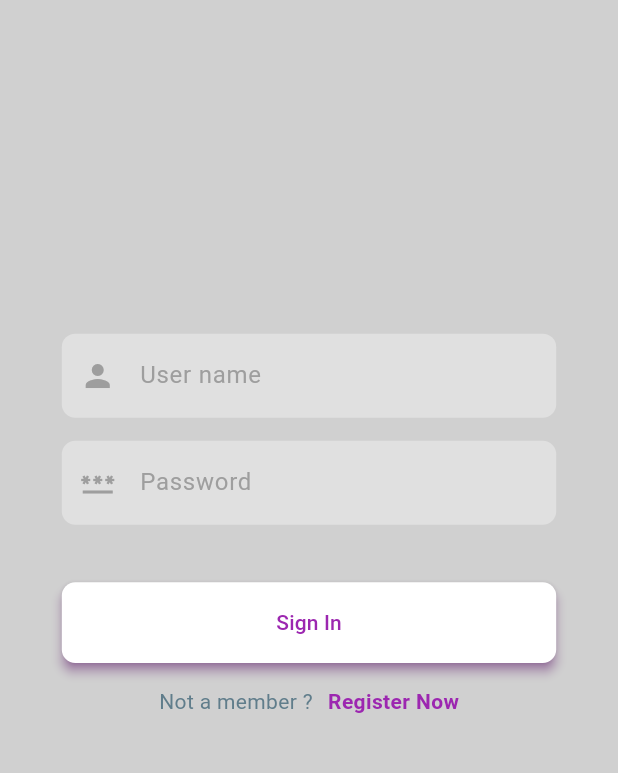
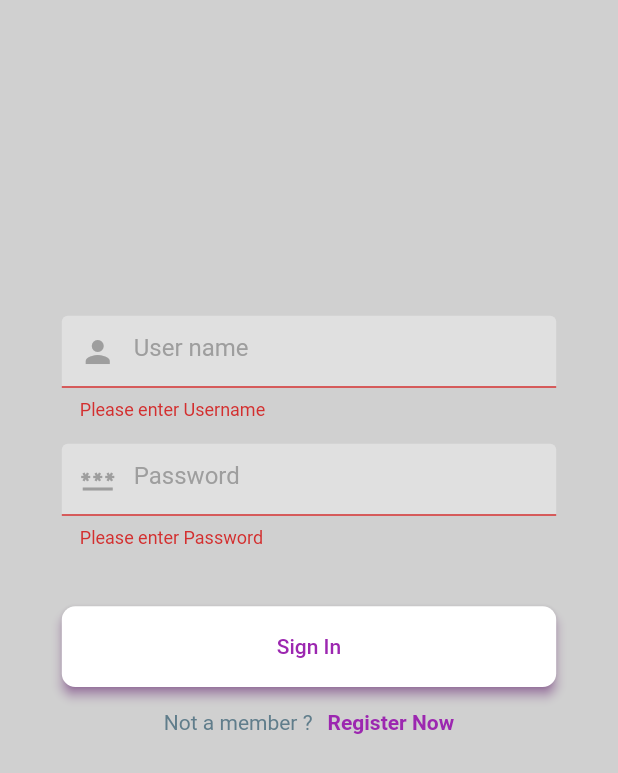
Before and after one commit to albannakhaled/supportive_ai, a Flutter app: the screen it shows after launch, after a tap on "Sign In", on a phone screen of 412 x 824 dp. Shown: the top 773 px of the screen. Run offline on Flutter 3.47's test engine with Material 2 defaults, Android fonts, the light colour scheme and no system bars; our stand-ins replace google_nav_bar, shared_preferences.

Commit message:
login + logout + sigup , success with  api

```diff
--- a/supportive_ai/bin/constants.dart
+++ b/supportive_ai/bin/constants.dart
@@ -1,5 +1,3 @@
-import 'package:flutter/material.dart';
-
-const String BASE_URL = "http://127.0.0.1:8000/";
-const String Register_URL = "${BASE_URL}register/";
+const String BASE_URL = "https://supportiveai-api.onrender.com/";
+const String Register_URL = "${BASE_URL}login-api/";
 const String Login_URL = "${BASE_URL}login/";
--- a/supportive_ai/lib/Screens/home_page/home_page.dart
+++ b/supportive_ai/lib/Screens/home_page/home_page.dart
@@ -1,5 +1,7 @@
 import 'package:flutter/material.dart';
 import 'package:supportive_ai/Screens/home_page/widgets/nav_bar.dart';
+
+import '../../main.dart';
 
 class HomePage extends StatefulWidget {
   // final String token;
@@ -14,7 +16,9 @@ class _HomePageState extends State<HomePage> {
   Widget build(BuildContext context) {
     return const Scaffold(
       bottomNavigationBar: NavBar(),
-      body: Center(child: Text('login success')),
+      body: Center(
+        child: Text('fdas'),
+      ),
     );
   }
 }
--- a/supportive_ai/lib/Screens/home_page/widgets/nav_bar.dart
+++ b/supportive_ai/lib/Screens/home_page/widgets/nav_bar.dart
@@ -24,7 +24,9 @@ class NavBar extends StatelessWidget {
               GButton(
                 icon: Icons.home,
                 text: 'Home',
-                onPressed: () {},
+                onPressed: () {
+                  Navigator.pushNamed(context, 'home-page');
+                },
               ),
               GButton(
                 icon: Icons.chat,
--- a/supportive_ai/lib/Screens/sign_in/sign_in.dart
+++ b/supportive_ai/lib/Screens/sign_in/sign_in.dart
@@ -5,7 +5,7 @@ import 'package:supportive_ai/Screens/sign_in/widgets/text_field.dart';
 import 'package:supportive_ai/responsive.dart';
 import 'package:http/http.dart' as http;
 import 'dart:convert';
-import 'package:shared_preferences/shared_preferences.dart';
+import 'package:supportive_ai/services/sharespref.dart';
 
 class SignIn extends StatefulWidget {
   const SignIn({Key? key});
@@ -18,9 +18,27 @@ class _SignInState extends State<SignIn> {
   final _formKey = GlobalKey<FormState>();
   final TextEditingController _usernameController = TextEditingController();
   final TextEditingController _passwordController = TextEditingController();
+  @override
+  void dispose() {
+    _usernameController.dispose();
+    _passwordController.dispose();
+    super.dispose();
+  }
+
   bool _isLoading = false;
 
   void _signIn() async {
+    setState(() {
+      _isLoading = true;
+    });
+
+    if (!_validateInputs()) {
+      // Validation failed, return early
+      setState(() {
+        _isLoading = false;
+      });
+      return;
+    }
     setState(() {
       _isLoading = true;
     });
@@ -33,7 +51,8 @@ class _SignInState extends State<SignIn> {
       "password": password,
     };
 
-    final Uri signInUrl = Uri.parse('https://supportiveai-api.onrender.com/login-api/');
+    final Uri signInUrl =
+        Uri.parse('https://supportiveai-api.onrender.com/login-api/');
 
     try {
       final http.Response response = await http.post(
@@ -41,19 +60,25 @@ class _SignInState extends State<SignIn> {
         headers: {
           'Content-Type': 'application/json',
           'Accept': 'application/json',
-          // 'X-CSRFToken':'BNGnnfT5i20zqqWuGvsRrExAQCLTK7oLFtVo1XeWcWWgAxY7MWMYqpiWw2xjpU4Z'
+          // 'X-CSRFToken':''
         },
         body: json.encode(data),
       );
       // print(response);
       if (response.statusCode == 200) {
         final Map<String, dynamic> responseBody = json.decode(response.body);
-        final String token = responseBody['data']['Token'];
 
         // Save token to shared preferences for later use
-        final SharedPreferences prefs = await SharedPreferences.getInstance();
-        await prefs.setString('token', token);
+        final String token = responseBody['data']['Token'];
+        MySharedPreferences.saveToken(token);
 
+        if(responseBody['message']!=null){
+          ScaffoldMessenger.of(context).showSnackBar(
+          const SnackBar(
+            content: Text("Verify you're Email"),
+          ),
+        );
+        }
         Navigator.pushReplacement(
           context,
           MaterialPageRoute(builder: (context) => HomePage()),
@@ -62,6 +87,11 @@ class _SignInState extends State<SignIn> {
         // Handle error response
         print('Sign-in failed: ${response.body}');
         // Display an error message to the user
+        ScaffoldMessenger.of(context).showSnackBar(
+          const SnackBar(
+            content: Text("User Name or Password is incorrect"),
+          ),
+        );
       }
     } catch (e) {
       print('Error occurred during sign-in: $e');
@@ -70,6 +100,16 @@ class _SignInState extends State<SignIn> {
       setState(() {
         _isLoading = false;
       });
+    }
+  }
+
+  bool _validateInputs() {
+    if (_formKey.currentState!.validate()) {
+      // All form fields are valid
+      return true;
+    } else {
+      // Some form fields are invalid
+      return false;
     }
   }
 
--- a/supportive_ai/lib/main.dart
+++ b/supportive_ai/lib/main.dart
@@ -1,40 +1,51 @@
 import 'package:flutter/material.dart';
+import 'package:shared_preferences/shared_preferences.dart';
+import 'package:supportive_ai/Screens/home_page/home_page.dart';
 import 'package:supportive_ai/Screens/home_page/profile.dart';
 import 'package:supportive_ai/Screens/home_page/widgets/nav_bar.dart';
 import 'package:supportive_ai/Screens/sign_in/sign_in.dart';
 import 'package:supportive_ai/Screens/sign_up/sign_up.dart';
 import 'package:supportive_ai/Screens/splash/splash.dart';
 import 'Screens/home_page/chat.dart';
-import 'Screens/userScreen/profileuser.dart';
-// import 'Screens/userScreen/appointement.dart';
 
-void main() {
-  runApp(const MyApp());
+SharedPreferences? prefs;
+
+void main() async {
+  WidgetsFlutterBinding.ensureInitialized();
+  prefs = await SharedPreferences.getInstance();
+  var token = prefs!.getString("token");
+  Widget _screen;
+  if (token == null || token.isEmpty) {
+    _screen = SplashScreen();
+  } else {
+    _screen = const HomePage();
+  }
+  runApp(MyApp(_screen));
 }
 
 class MyApp extends StatelessWidget {
-  const MyApp({super.key});
+  final Widget _screen;
+  const MyApp(this._screen, {Key? key}) : super(key: key); // Fix the constructor signature
 
-  // This widget is the root of your application.
   @override
   Widget build(BuildContext context) {
     return MaterialApp(
       routes: {
-        'signup': (context) => const SignUp(),
-        'signin': (context) => const SignIn(),
-        'chat': (context) => ChatBotScreen(),
-        'userprofile/': (context) => ProfileScreen(),
-        'profile': (context) => const Profile(),
-        'home': (context) => const NavBar(),
+        'signup/': (context) => const SignUp(),
+        'signin/': (context) => const SignIn(),
+        'chat/': (context) => ChatBotScreen(),
+        'userprofile/': (context) => Profile(),
+        'profile/': (context) => const Profile(),
+        'nav/': (context) => const NavBar(),
+        'home-page/': (context) => const HomePage(),
       },
       theme: ThemeData(
-        useMaterial3: true,
         primarySwatch: Colors.purple,
         primaryColor: const Color.fromARGB(255, 69, 7, 105),
       ),
       debugShowCheckedModeBanner: false,
       title: 'Flutter Demo',
-      home: SplashScreen(),
+      home: _screen,
     );
   }
 }
```
Also changed, not shown: supportive_ai/lib/Screens/home_page/profile.dart (+23 -5 lines), supportive_ai/lib/Screens/sign_up/sign_up.dart (+39 -9 lines), supportive_ai/lib/services/sharespref.dart (added, +13 -0 lines), 1 other file.
